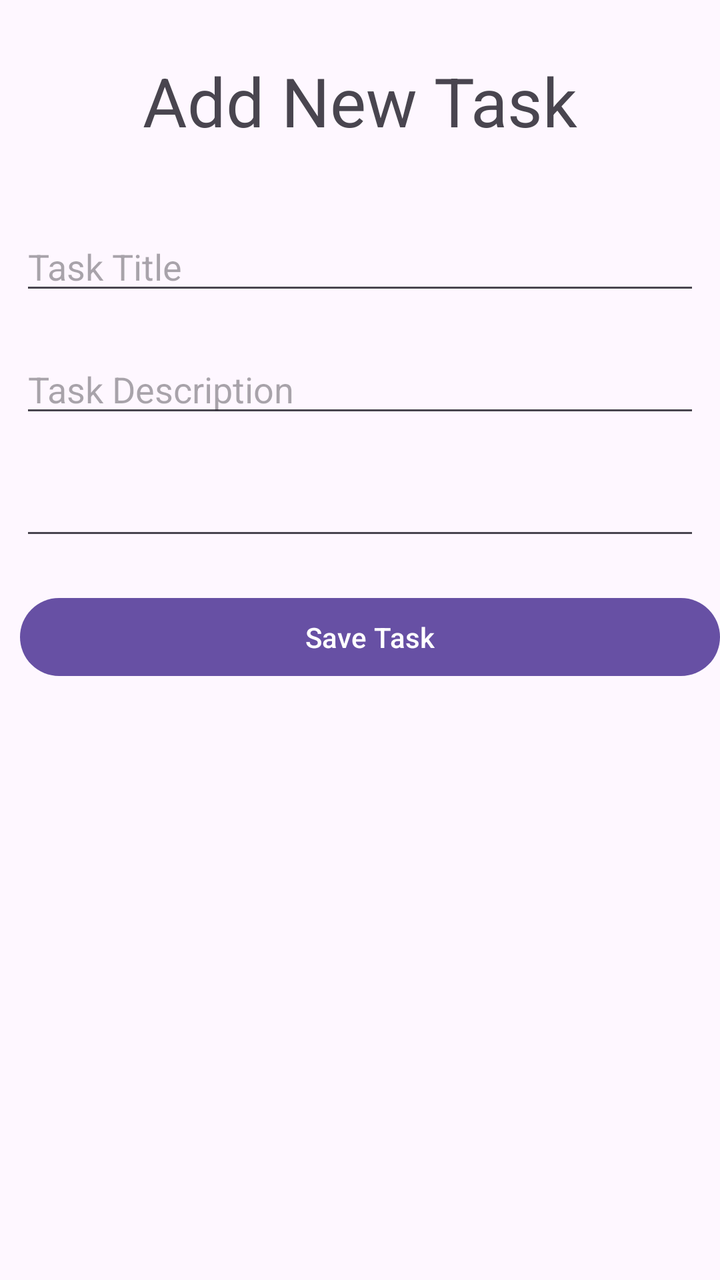
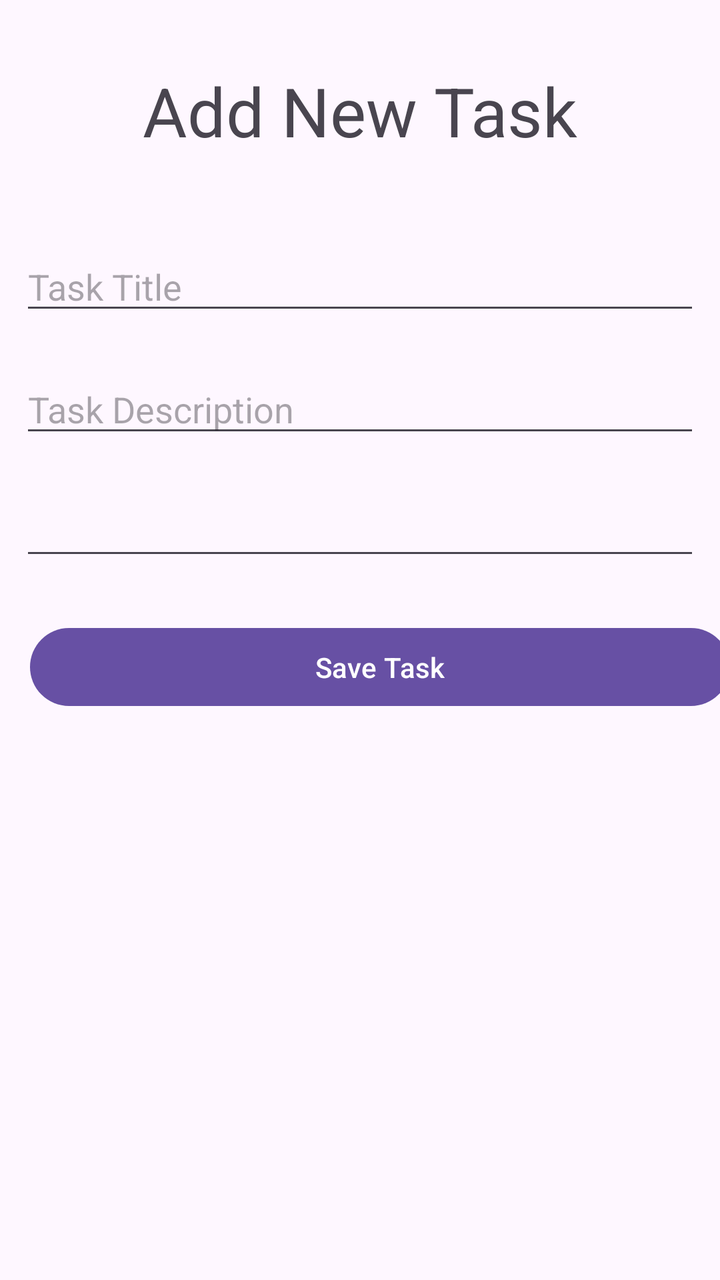

The first picture is an Android layout as it rendered before a commit; the second is the same layout after the commit. The layout source and the unified diff follow.
<!-- AndroidManifest.xml: application theme Theme.CrocheterApp -->
<!-- res/layout/activity_add_task1.xml -->
<?xml version="1.0" encoding="utf-8"?>
<LinearLayout xmlns:android="http://schemas.android.com/apk/res/android"
    xmlns:app="http://schemas.android.com/apk/res-auto"
    xmlns:tools="http://schemas.android.com/tools"
    android:id="@+id/main"
    android:layout_width="match_parent"
    android:layout_height="wrap_content"
    android:layout_margin="10dp"
    android:orientation="vertical"
    app:layoutDescription="@xml/activity_add_task1_scene"
    tools:context=".viewPkg.AddTaskActivity1">

    <TextView
        android:id="@+id/TextView"
        android:layout_width="match_parent"
        android:layout_height="81dp"
        android:layout_margin="10dp"
        android:gravity="center"
        android:text="Add New Task"
        android:textSize="34sp" />

    <EditText
        android:id="@+id/etTitle"
        android:layout_width="match_parent"
        android:layout_height="wrap_content"
        android:layout_margin="10dp"
        android:ems="10"
        android:hint="Task Title"
        android:inputType="text"
        android:textColor="#715858" />

    <EditText
        android:id="@+id/etDescription"
        android:layout_width="match_parent"
        android:layout_height="wrap_content"
        android:layout_margin="10dp"
        android:ems="10"
        android:gravity="start|top"
        android:hint="Task Description"
        android:inputType="textMultiLine"
        android:textColor="#FFF7F7" />

    <EditText
        android:id="@+id/etPriority"
        android:layout_width="match_parent"
        android:layout_height="wrap_content"
        android:layout_margin="10dp"
        android:ems="10"
        android:inputType="number" />

    <Button
        android:id="@+id/btnSaveTask"
        android:layout_width="350dp"
        android:layout_height="47dp"
        android:layout_margin="10dp"
        android:gravity="center"
        android:text="Save Task" />

</LinearLayout>
<!-- resources referenced by this layout -->
<resources>
  <style name="Theme.CrocheterApp" parent="Base.Theme.CrocheterApp" />
  <style name="Base.Theme.CrocheterApp" parent="Theme.Material3.DayNight.NoActionBar">
          
          
      </style>
</resources>

<!-- the commit's change to res/layout/activity_add_task1.xml (unified diff, before → after) -->
@@ -5,7 +5,7 @@
     android:id="@+id/main"
     android:layout_width="match_parent"
     android:layout_height="wrap_content"
-    android:layout_margin="10dp"
+    android:layout_margin="15dp"
     android:orientation="vertical"
     app:layoutDescription="@xml/activity_add_task1_scene"
     tools:context=".viewPkg.AddTaskActivity1">
@@ -14,7 +14,7 @@
         android:id="@+id/TextView"
         android:layout_width="match_parent"
         android:layout_height="81dp"
-        android:layout_margin="10dp"
+        android:layout_margin="15dp"
         android:gravity="center"
         android:text="Add New Task"
         android:textSize="34sp" />
@@ -52,7 +52,7 @@
         android:id="@+id/btnSaveTask"
         android:layout_width="350dp"
         android:layout_height="47dp"
-        android:layout_margin="10dp"
+        android:layout_margin="15dp"
         android:gravity="center"
         android:text="Save Task" />
 
